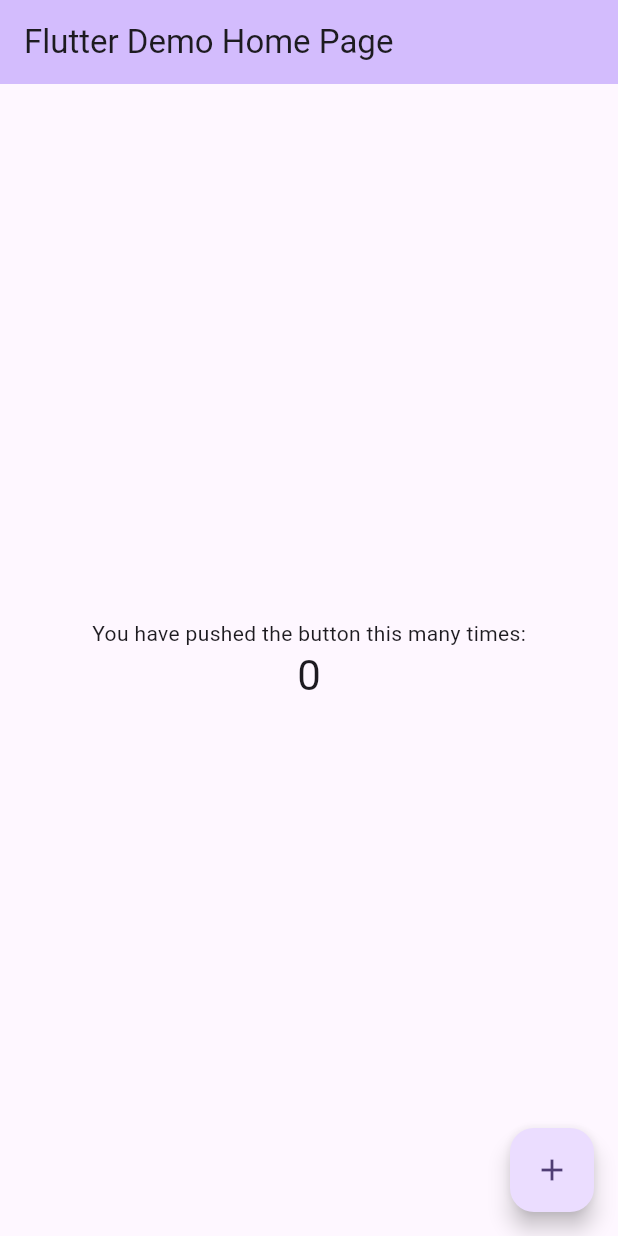
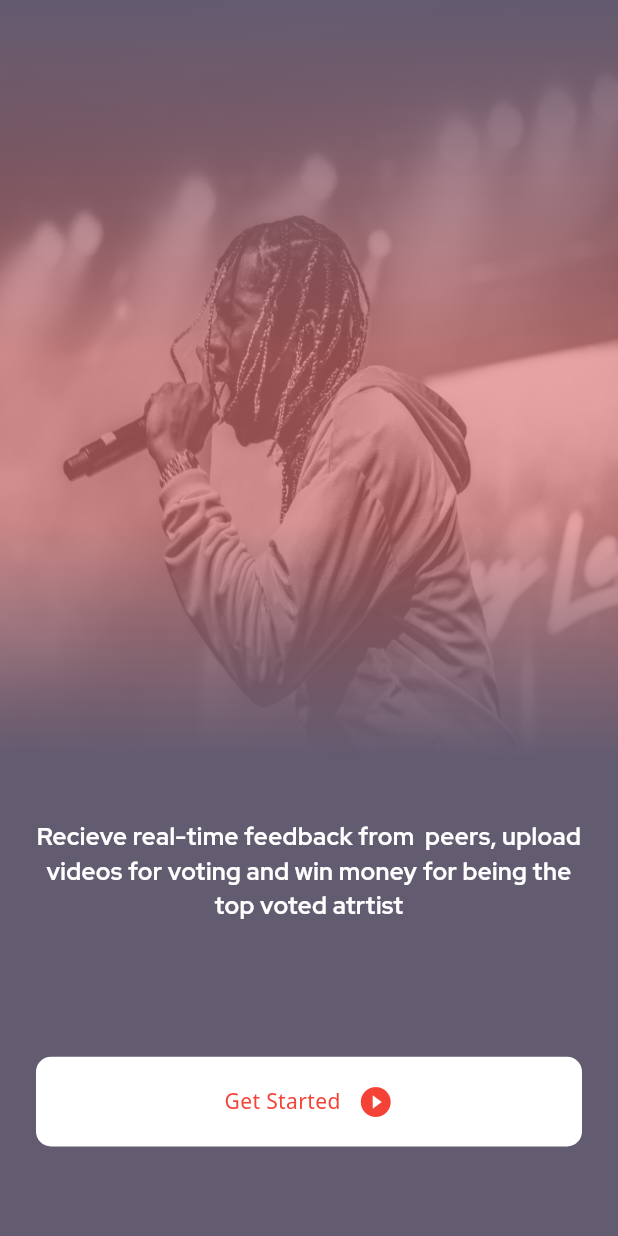
Before and after one commit to sammyovia/10-dollar-frontend-service, a Flutter app: the screen it shows after launch, on a phone screen of 412 x 824 dp. Run offline on Flutter 3.47's test engine with Material 3 defaults, Android fonts, the light colour scheme and no system bars; drawn by our look-alikes of carousel_slider; our stand-ins replace flutter_screenutil, google_fonts.

Commit message:
implement onboarding page

```diff
--- /dev/null
+++ b/dollar_app/lib/features/onboarding/model/onboarding.dart
@@ -0,0 +1,7 @@
+class OnboardingModel {
+  final int id;
+  final String image;
+  final String text;
+  const OnboardingModel(
+      {required this.id, required this.image, required this.text});
+}
--- /dev/null
+++ b/dollar_app/lib/features/onboarding/view/onboarding_view.dart
@@ -0,0 +1,151 @@
+import 'package:carousel_slider/carousel_slider.dart';
+import 'package:dollar_app/features/onboarding/model/onboarding.dart';
+import 'package:dollar_app/features/shared/constant/image_constant.dart';
+import 'package:flutter/material.dart';
+import 'package:flutter_screenutil/flutter_screenutil.dart';
+import 'package:google_fonts/google_fonts.dart';
+
+class OnboardingView extends StatefulWidget {
+  const OnboardingView({super.key});
+
+  @override
+  State<OnboardingView> createState() => _OnboardingViewState();
+}
+
+class _OnboardingViewState extends State<OnboardingView> {
+  final images = [
+    const OnboardingModel(
+        id: 1,
+        image: AppImages.onboarding1,
+        text:
+            'Recieve real-time feedback from  peers, upload videos for voting and win money for being the top voted atrtist'),
+    const OnboardingModel(
+        id: 2,
+        image: AppImages.onboarding2,
+        text:
+            'Connect with your other musicians, showcase your talent and earn rewards for your creativity'),
+    const OnboardingModel(
+        id: 3,
+        image: AppImages.onboarding3,
+        text:
+            'Connect with audience, get free promotions for your and record deals'),
+  ];
+
+  @override
+  Widget build(BuildContext context) {
+    return Scaffold(
+      body: Stack(
+        children: [
+          Container(
+            width: double.infinity,
+            height: 600.h,
+            decoration: BoxDecoration(
+              color: Colors.red.shade300,
+              image: const DecorationImage(
+                  image: AssetImage(AppImages.onboarding2),
+                  fit: BoxFit.fill,
+                  opacity: 0.4),
+            ),
+          ),
+          Container(
+            height: 200.h,
+            //width: 270,
+            decoration: BoxDecoration(
+              //borderRadius: BorderRadius.circular(24.0),
+              gradient: LinearGradient(
+                begin: Alignment.topCenter,
+                end: Alignment.bottomCenter,
+                colors: [
+                  Theme.of(context).colorScheme.secondary,
+                  Theme.of(context).colorScheme.secondary.withOpacity(0),
+                ],
+              ),
+            ),
+          ),
+          Column(
+            children: [
+              const Expanded(child: SizedBox()),
+              Container(
+                height: 400.h,
+                //width: 270,
+                decoration: BoxDecoration(
+                  //borderRadius: BorderRadius.circular(24.0),
+                  gradient: LinearGradient(
+                    begin: Alignment.topCenter,
+                    end: Alignment.bottomCenter,
+                    colors: [
+                      Theme.of(context).colorScheme.secondary.withOpacity(0),
+                      //Colors.transparent,
+                      //Color(0xFFF9FAF8),
+                      Theme.of(context).colorScheme.secondary,
+                      Theme.of(context).colorScheme.secondary,
+                      Theme.of(context).colorScheme.secondary,
+                    ],
+                  ),
+                ),
+              ),
+            ],
+          ),
+          SafeArea(
+            child: Padding(
+              padding: const EdgeInsets.symmetric(horizontal: 24),
+              child: Column(
+                children: [
+                  const Expanded(child: SizedBox()),
+                  SizedBox(
+                    height: 200.h,
+                  ),
+                  Expanded(
+                    child: CarouselSlider.builder(
+                      itemCount: 3,
+                      itemBuilder: (context, index, realIndex) {
+                        return Text(
+                          images[index].text,
+                          textAlign: TextAlign.center,
+                          style: GoogleFonts.redHatDisplay(
+                              color: Colors.white,
+                              fontSize: 14.sp,
+                              fontWeight: FontWeight.bold),
+                        );
+                      },
+                      options: CarouselOptions(
+                          autoPlayInterval: const Duration(seconds: 3),
+                          height: 70.h,
+                          autoPlay: true,
+                          viewportFraction: 1),
+                    ),
+                  ),
+                  Container(
+                    height: 50.h,
+                    decoration: BoxDecoration(
+                        borderRadius: BorderRadius.circular(10),
+                        color: Colors.white),
+                    child: Row(
+                      mainAxisAlignment: MainAxisAlignment.center,
+                      children: [
+                        Text(
+                          'Get Started',
+                          style: GoogleFonts.notoSans(color: Colors.red),
+                        ),
+                        SizedBox(
+                          width: 10.w,
+                        ),
+                        const Icon(
+                          Icons.play_circle_fill,
+                          color: Colors.red,
+                        )
+                      ],
+                    ),
+                  ),
+                  SizedBox(
+                    height: 50.h,
+                  )
+                ],
+              ),
+            ),
+          ),
+        ],
+      ),
+    );
+  }
+}
--- /dev/null
+++ b/dollar_app/lib/features/shared/constant/image_constant.dart
@@ -0,0 +1,5 @@
+class AppImages {
+  static const onboarding1 = 'assets/images/onboard1.webp';
+  static const onboarding2 = 'assets/images/onboard3.webp';
+  static const onboarding3 = 'assets/images/onboard4.webp';
+}
--- a/dollar_app/lib/main.dart
+++ b/dollar_app/lib/main.dart
@@ -1,4 +1,6 @@
+import 'package:dollar_app/features/onboarding/view/onboarding_view.dart';
 import 'package:flutter/material.dart';
+import 'package:flutter_screenutil/flutter_screenutil.dart';
 
 void main() {
   runApp(const MyApp());
@@ -10,7 +12,13 @@
   // This widget is the root of your application.
   @override
   Widget build(BuildContext context) {
+    return ScreenUtilInit(
+      designSize: const Size(360, 690),
+      minTextAdapt: true,
+      splitScreenMode: true,
+      builder: (_,child) {
         return MaterialApp(
+          debugShowCheckedModeBanner: false,
           title: 'Flutter Demo',
           theme: ThemeData(
             // This is the theme of your application.
@@ -31,95 +39,9 @@
             colorScheme: ColorScheme.fromSeed(seedColor: Colors.deepPurple),
             useMaterial3: true,
           ),
-      home: const MyHomePage(title: 'Flutter Demo Home Page'),
+          home: const OnboardingView(),
+        );
+      }
     );
   }
 }
-
-class MyHomePage extends StatefulWidget {
-  const MyHomePage({super.key, required this.title});
-
-  // This widget is the home page of your application. It is stateful, meaning
-  // that it has a State object (defined below) that contains fields that affect
-  // how it looks.
-
-  // This class is the configuration for the state. It holds the values (in this
-  // case the title) provided by the parent (in this case the App widget) and
-  // used by the build method of the State. Fields in a Widget subclass are
-  // always marked "final".
-
-  final String title;
-
-  @override
-  State<MyHomePage> createState() => _MyHomePageState();
-}
-
-class _MyHomePageState extends State<MyHomePage> {
-  int _counter = 0;
-
-  void _incrementCounter() {
-    setState(() {
-      // This call to setState tells the Flutter framework that something has
-      // changed in this State, which causes it to rerun the build method below
-      // so that the display can reflect the updated values. If we changed
-      // _counter without calling setState(), then the build method would not be
-      // called again, and so nothing would appear to happen.
-      _counter++;
-    });
-  }
-
-  @override
-  Widget build(BuildContext context) {
-    // This method is rerun every time setState is called, for instance as done
-    // by the _incrementCounter method above.
-    //
-    // The Flutter framework has been optimized to make rerunning build methods
-    // fast, so that you can just rebuild anything that needs updating rather
-    // than having to individually change instances of widgets.
-    return Scaffold(
-      appBar: AppBar(
-        // TRY THIS: Try changing the color here to a specific color (to
-        // Colors.amber, perhaps?) and trigger a hot reload to see the AppBar
-        // change color while the other colors stay the same.
-        backgroundColor: Theme.of(context).colorScheme.inversePrimary,
-        // Here we take the value from the MyHomePage object that was created by
-        // the App.build method, and use it to set our appbar title.
-        title: Text(widget.title),
-      ),
-      body: Center(
-        // Center is a layout widget. It takes a single child and positions it
-        // in the middle of the parent.
-        child: Column(
-          // Column is also a layout widget. It takes a list of children and
-          // arranges them vertically. By default, it sizes itself to fit its
-          // children horizontally, and tries to be as tall as its parent.
-          //
-          // Column has various properties to control how it sizes itself and
-          // how it positions its children. Here we use mainAxisAlignment to
-          // center the children vertically; the main axis here is the vertical
-          // axis because Columns are vertical (the cross axis would be
-          // horizontal).
-          //
-          // TRY THIS: Invoke "debug painting" (choose the "Toggle Debug Paint"
-          // action in the IDE, or press "p" in the console), to see the
-          // wireframe for each widget.
-          mainAxisAlignment: MainAxisAlignment.center,
-          children: <Widget>[
-            const Text(
-              'You have pushed the button this many times:',
-            ),
-            Text(
-              '$_counter',
-              style: Theme.of(context).textTheme.headlineMedium,
-            ),
-          ],
-        ),
-      ),
-      floatingActionButton: FloatingActionButton(
-        onPressed: _incrementCounter,
-        tooltip: 'Increment',
-        child: const Icon(Icons.add),
-      ), // This trailing comma makes auto-formatting nicer for build methods.
-    );
-  }
-}
```
Also changed, not shown: dollar_app/pubspec.yaml (+6 -2 lines), dollar_app/assets/images/onboard1.webp (added), dollar_app/assets/images/onboard2.webp (added), dollar_app/assets/images/onboard3.webp (added), dollar_app/assets/images/onboard4.webp (added), dollar_app/pubspec.lock, 1 other file. Lines whose indentation alone changed are shown as unchanged.
